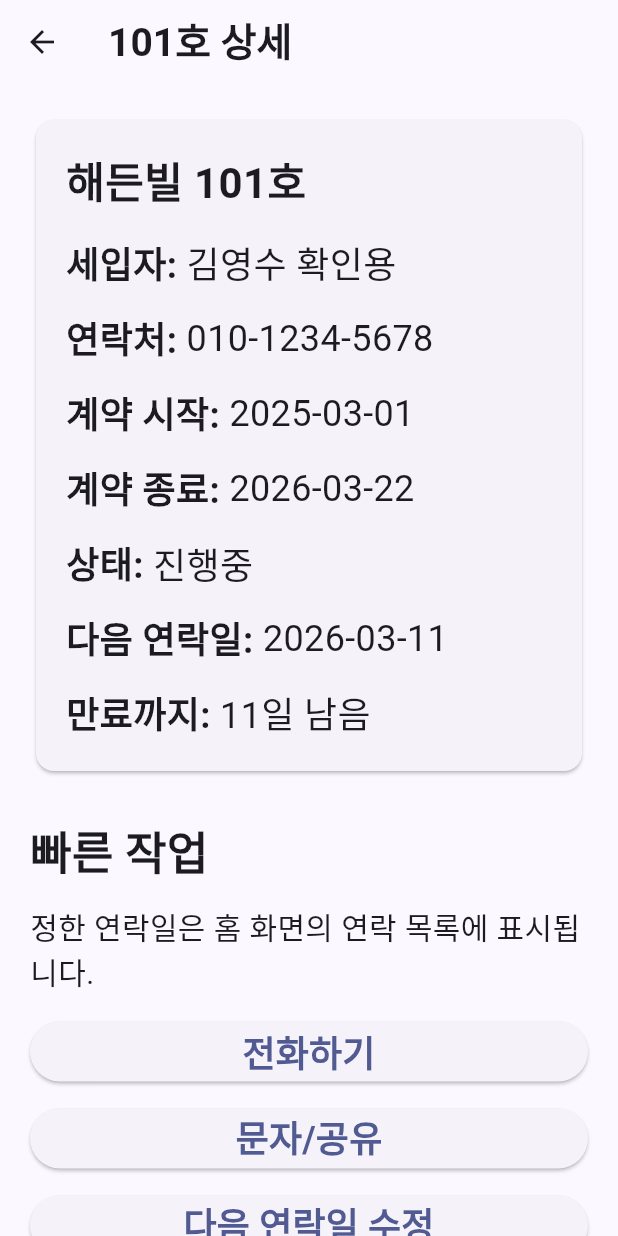
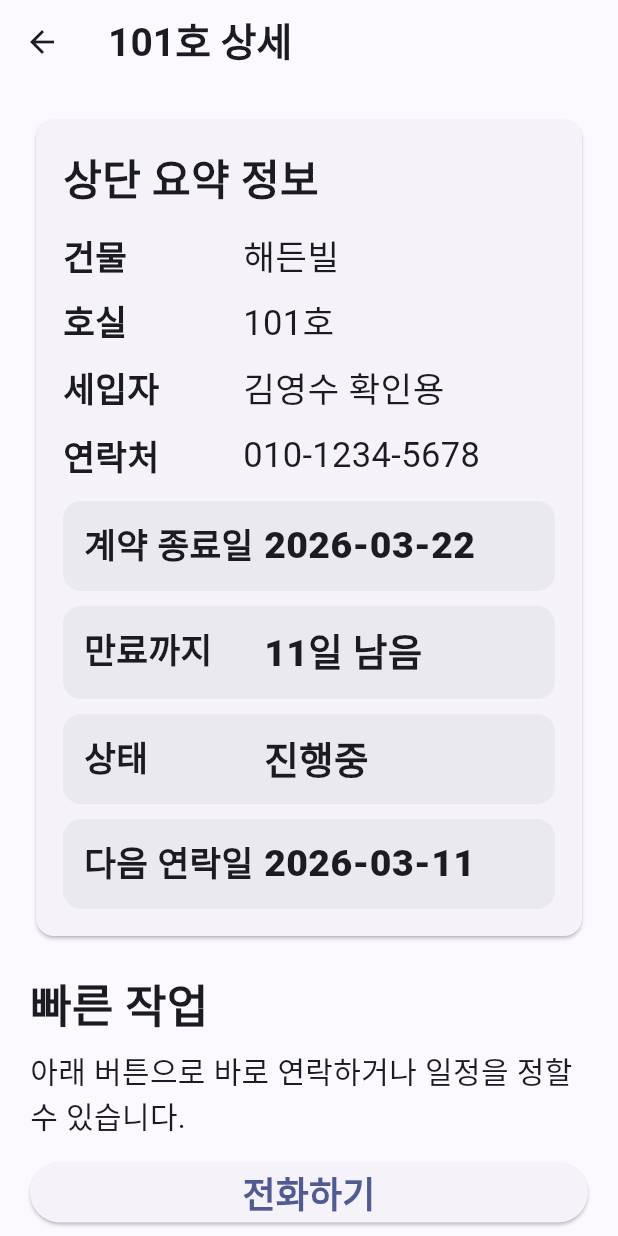
Before and after one commit to meeso0219/landlord-management-app, a Flutter app: the screen it shows after launch, after a tap on "101호", on a phone screen of 412 x 824 dp. Run offline on Flutter 3.47's test engine with Material 3 defaults, Android fonts, the phone set to English and light mode, and no system bars; our stand-ins replace flutter_local_notifications, flutter_timezone, share_plus, shared_preferences, timezone.

Commit message:
Refactor UnitDetailScreen layout

```diff
--- a/lib/screens/unit_detail_screen.dart
+++ b/lib/screens/unit_detail_screen.dart
@@ -211,14 +211,12 @@ class _UnitDetailScreenState extends State<UnitDetailScreen> {
             crossAxisAlignment: CrossAxisAlignment.start,
             children: [
               _buildSummaryCard(),
-              const SizedBox(height: 28),
-              _sectionTitle('빠른 작업'),
+              const SizedBox(height: 20),
+              _sectionHeader(
+                title: '빠른 작업',
+                helperText: '아래 버튼으로 바로 연락하거나 일정을 정할 수 있습니다.',
+              ),
               const SizedBox(height: 12),
-              const Text(
-                '정한 연락일은 홈 화면의 연락 목록에 표시됩니다.',
-                style: TextStyle(fontSize: 20),
-              ),
-              const SizedBox(height: 14),
               _actionButton(
                 label: '전화하기',
                 onPressed: _callTenant,
@@ -241,31 +239,34 @@ class _UnitDetailScreenState extends State<UnitDetailScreen> {
               ),
               const SizedBox(height: 10),
               _actionButton(
-                label: '🔁 협의중으로 변경',
+                label: '협의중으로 변경',
                 onPressed: _setNegotiating,
               ),
-              const SizedBox(height: 28),
-              _sectionTitle('계약 처리'),
+              const SizedBox(height: 24),
+              _sectionHeader(
+                title: '계약 처리',
+                helperText: '계약 내용을 반영합니다.',
+              ),
               const SizedBox(height: 12),
               _actionButton(
-                label: '✅ 갱신 (+2년)',
+                label: '갱신 (+2년)',
                 onPressed: _renewTwoYears,
               ),
               const SizedBox(height: 10),
               _actionButton(
-                label: '🚪 종료/퇴거',
+                label: '종료/퇴거',
                 onPressed: _setEnded,
               ),
-              const SizedBox(height: 28),
-              _sectionTitle('정보 관리'),
+              const SizedBox(height: 24),
+              _sectionHeader(title: '정보 관리'),
               const SizedBox(height: 12),
               _actionButton(
-                label: '✏️ 수정',
+                label: '정보 수정',
                 onPressed: _openEditScreen,
               ),
               const SizedBox(height: 10),
               _actionButton(
-                label: '🗑️ 삭제',
+                label: '삭제',
                 onPressed: _deleteUnit,
               ),
             ],
@@ -278,44 +279,61 @@ class _UnitDetailScreenState extends State<UnitDetailScreen> {
   Widget _buildSummaryCard() {
     return Card(
       child: Padding(
-        padding: const EdgeInsets.all(20),
+        padding: const EdgeInsets.all(18),
         child: Column(
           crossAxisAlignment: CrossAxisAlignment.start,
           children: [
-            Text(
-              '${_unit.buildingName} ${_unit.unitNo}',
-              style: const TextStyle(fontSize: 28, fontWeight: FontWeight.w700),
+            const Text(
+              '상단 요약 정보',
+              style: TextStyle(fontSize: 28, fontWeight: FontWeight.w700),
             ),
-            const SizedBox(height: 16),
-            _infoRow('세입자', _unit.tenantName),
             const SizedBox(height: 14),
-            _infoRow('연락처', _unit.tenantPhone),
+            _summaryRow('건물', _unit.buildingName),
+            const SizedBox(height: 10),
+            _summaryRow('호실', _unit.unitNo),
+            const SizedBox(height: 10),
+            _summaryRow('세입자', _unit.tenantName),
+            const SizedBox(height: 10),
+            _summaryRow('연락처', _unit.tenantPhone),
             const SizedBox(height: 14),
-            _infoRow('계약 시작', _dateToText(_unit.leaseStart)),
-            const SizedBox(height: 14),
-            _infoRow('계약 종료', _dateToText(_unit.leaseEnd)),
-            const SizedBox(height: 14),
-            _infoRow('상태', _statusText(_unit.status)),
-            const SizedBox(height: 14),
-            _infoRow(
+            _highlightRow('계약 종료일', _dateToText(_unit.leaseEnd)),
+            const SizedBox(height: 10),
+            _highlightRow('만료까지',
+                _leaseCountdownText(_unit.daysRemainingUntilLeaseEnd())),
+            const SizedBox(height: 10),
+            _highlightRow('상태', _statusText(_unit.status)),
+            const SizedBox(height: 10),
+            _highlightRow(
               '다음 연락일',
               _unit.nextContactDate == null
                   ? '미정'
                   : _dateToText(_unit.nextContactDate!),
             ),
-            const SizedBox(height: 14),
-            _infoRow('만료까지',
-                _leaseCountdownText(_unit.daysRemainingUntilLeaseEnd())),
           ],
         ),
       ),
     );
   }
 
-  Widget _sectionTitle(String title) {
-    return Text(
-      title,
-      style: const TextStyle(fontSize: 30, fontWeight: FontWeight.w700),
+  Widget _sectionHeader({
+    required String title,
+    String? helperText,
+  }) {
+    return Column(
+      crossAxisAlignment: CrossAxisAlignment.start,
+      children: [
+        Text(
+          title,
+          style: const TextStyle(fontSize: 30, fontWeight: FontWeight.w700),
+        ),
+        if (helperText != null) ...[
+          const SizedBox(height: 6),
+          Text(
+            helperText,
+            style: const TextStyle(fontSize: 20),
+          ),
+        ],
+      ],
     );
   }
 
@@ -335,20 +353,56 @@ class _UnitDetailScreenState extends State<UnitDetailScreen> {
     );
   }
 
-  Widget _infoRow(String label, String value) {
+  Widget _summaryRow(String label, String value) {
     return Row(
+      crossAxisAlignment: CrossAxisAlignment.start,
       children: [
-        Text(
-          '$label: ',
-          style: const TextStyle(fontSize: 24, fontWeight: FontWeight.w700),
+        SizedBox(
+          width: 120,
+          child: Text(
+            label,
+            style: const TextStyle(fontSize: 23, fontWeight: FontWeight.w700),
+          ),
         ),
         Expanded(
           child: Text(
             value,
-            style: const TextStyle(fontSize: 24),
+            style: const TextStyle(fontSize: 23),
           ),
         ),
       ],
+    );
+  }
+
+  Widget _highlightRow(String label, String value) {
+    return Container(
+      width: double.infinity,
+      padding: const EdgeInsets.symmetric(horizontal: 14, vertical: 12),
+      decoration: BoxDecoration(
+        color: Colors.black.withOpacity(0.04),
+        borderRadius: BorderRadius.circular(12),
+      ),
+      child: Row(
+        crossAxisAlignment: CrossAxisAlignment.start,
+        children: [
+          SizedBox(
+            width: 120,
+            child: Text(
+              label,
+              style: const TextStyle(fontSize: 23, fontWeight: FontWeight.w700),
+            ),
+          ),
+          Expanded(
+            child: Text(
+              value,
+              style: const TextStyle(
+                fontSize: 25,
+                fontWeight: FontWeight.w800,
+              ),
+            ),
+          ),
+        ],
+      ),
     );
   }
 
```
